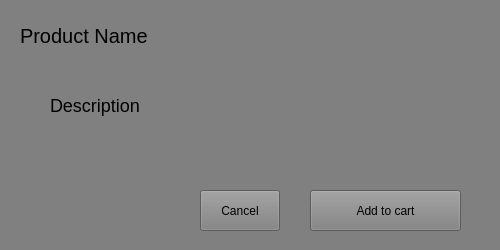
This is productitem.ui in BeanDx/zoo-shop-qt-coursework as Qt 5 draws it before an edit. The edited form follows.
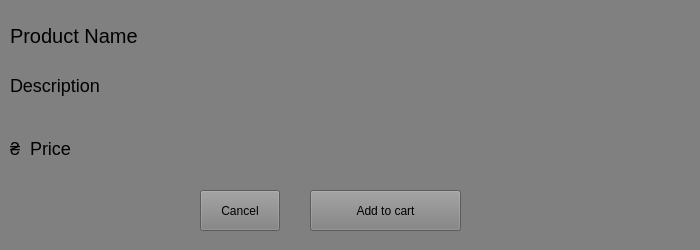
This is the edited form.

Commit message: A window with complete information on the product has been displayed by clicking on the product

What changed in the file:
```diff
--- a/productitem.ui
+++ b/productitem.ui
@@ -6,19 +6,19 @@
    <rect>
     <x>0</x>
     <y>0</y>
-    <width>500</width>
+    <width>700</width>
     <height>250</height>
    </rect>
   </property>
   <property name="minimumSize">
    <size>
-    <width>500</width>
+    <width>700</width>
     <height>250</height>
    </size>
   </property>
   <property name="maximumSize">
    <size>
-    <width>500</width>
+    <width>700</width>
     <height>250</height>
    </size>
   </property>
@@ -37,7 +37,7 @@
   <widget class="QLabel" name="product_name">
    <property name="geometry">
     <rect>
-     <x>20</x>
+     <x>10</x>
      <y>20</y>
      <width>471</width>
      <height>31</height>
@@ -53,9 +53,9 @@
   <widget class="QLabel" name="product_desc">
    <property name="geometry">
     <rect>
-     <x>50</x>
-     <y>90</y>
-     <width>141</width>
+     <x>10</x>
+     <y>70</y>
+     <width>471</width>
      <height>31</height>
     </rect>
    </property>
@@ -92,6 +92,38 @@
     <string>Cancel</string>
    </property>
   </widget>
+  <widget class="QLabel" name="label">
+   <property name="geometry">
+    <rect>
+     <x>10</x>
+     <y>140</y>
+     <width>16</width>
+     <height>16</height>
+    </rect>
+   </property>
+   <property name="styleSheet">
+    <string notr="true">font-size: 18px</string>
+   </property>
+   <property name="text">
+    <string>₴</string>
+   </property>
+  </widget>
+  <widget class="QLabel" name="product_price">
+   <property name="geometry">
+    <rect>
+     <x>30</x>
+     <y>140</y>
+     <width>81</width>
+     <height>16</height>
+    </rect>
+   </property>
+   <property name="styleSheet">
+    <string notr="true">font-size: 18px</string>
+   </property>
+   <property name="text">
+    <string>Price</string>
+   </property>
+  </widget>
  </widget>
  <resources/>
  <connections/>
```
The commit also changes 4 other files.
